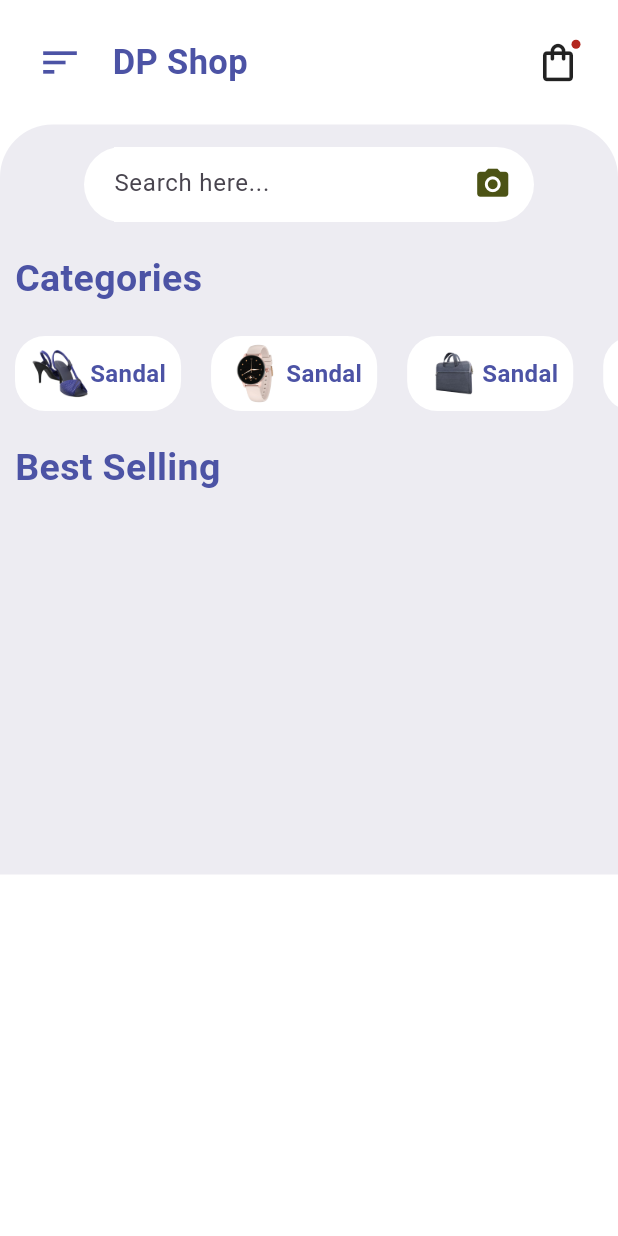
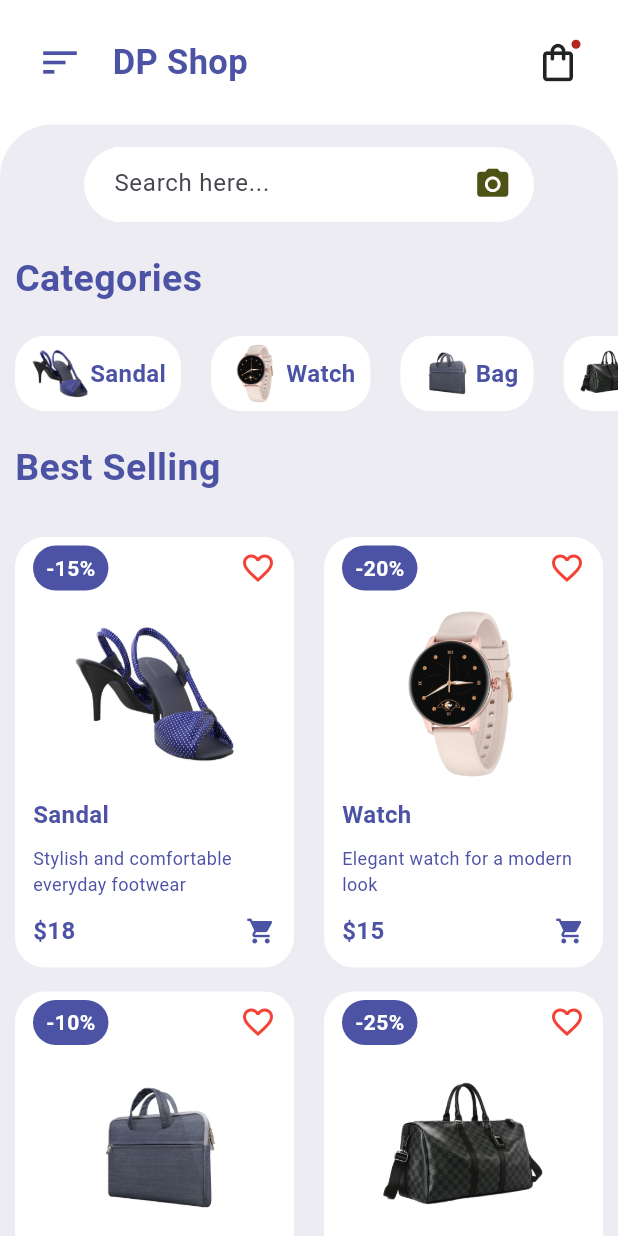
Before and after one commit to wahidc/flutter-ui-design, a Flutter app: the screen it shows after launch, on a phone screen of 412 x 824 dp. Run offline on Flutter 3.47's test engine with Material 3 defaults, Android fonts, the phone set to English and light mode, and no system bars; our stand-ins replace flutter_rating_bar; missing offline and left inert: clippy_flutter.

Commit message:
Add product data and implement ItemsWidget for displaying products

```diff
--- a/shopping_app_02/lib/Pages/home_page.dart
+++ b/shopping_app_02/lib/Pages/home_page.dart
@@ -1,6 +1,7 @@
 import 'package:flutter/material.dart';
 import 'package:shopping_app_02/Widget/categories_widget.dart';
 import 'package:shopping_app_02/Widget/home_app_bar.dart';
+import 'package:shopping_app_02/Widget/items_widget.dart';
 //import 'package:';
 
 class HomePage extends StatelessWidget {
@@ -12,8 +13,8 @@ class HomePage extends StatelessWidget {
           HomeAppBar(),
           Container(
             // temp height
-            height: 500,
-            //
+            //height: 500,
+
             padding: EdgeInsets.only(top: 15),
             decoration: BoxDecoration(
               color: Color(0xFFEDECF2),
@@ -81,7 +82,10 @@ class HomePage extends StatelessWidget {
                       color: Color(0xFF4C53A5),
                     ),
                   ),
-                )
+                ),
+
+                // Items Widget
+                ItemsWidget(),
               ],
             ),
           ),
--- /dev/null
+++ b/shopping_app_02/lib/Pages/product_data.dart
@@ -0,0 +1,58 @@
+final List<Map<String, dynamic>> products = [
+  {
+    "image": "assets/images/1.png",
+    "title": "Sandal",
+    "description": "Stylish and comfortable everyday footwear",
+    "price": 18,
+    "rating": 3.0,
+    "discount": "-15%",
+  },
+  {
+    "image": "assets/images/2.png",
+    "title": "Watch",
+    "description": "Elegant watch for a modern look",
+    "price": 15,
+    "rating": 4.0,
+    "discount": "-20%",
+  },
+  {
+    "image": "assets/images/3.png",
+    "title": "Bag",
+    "description": "Trendy bag with spacious storage",
+    "price": 20,
+    "rating": 5.0,
+    "discount": "-10%",
+  },
+  {
+    "image": "assets/images/4.png",
+    "title": "Vanity",
+    "description": "Compact vanity for everyday essentials",
+    "price": 10,
+    "rating": 4.0,
+    "discount": "-25%",
+  },
+  {
+    "image": "assets/images/5.png",
+    "title": "Pink Bag",
+    "description": "Cute pink bag with stylish design",
+    "price": 13,
+    "rating": 3.0,
+    "discount": "-15%",
+  },
+  {
+    "image": "assets/images/1.png",
+    "title": "Heel",
+    "description": "Elegant heels for a stylish look",
+    "price": 18,
+    "rating": 3.0,
+    "discount": "-30%",
+  },
+  {
+    "image": "assets/images/7.png",
+    "title": "Smart Watch",
+    "description": "Smart features with stylish modern design",
+    "price": 13,
+    "rating": 3.0,
+    "discount": "-20%",
+  },
+];
--- a/shopping_app_02/lib/Widget/categories_widget.dart
+++ b/shopping_app_02/lib/Widget/categories_widget.dart
@@ -1,4 +1,5 @@
 import 'package:flutter/material.dart';
+import 'package:shopping_app_02/Pages/product_data.dart';
 
 class CategoriesWidget extends StatelessWidget {
   const CategoriesWidget({super.key});
@@ -9,7 +10,7 @@ class CategoriesWidget extends StatelessWidget {
       scrollDirection: Axis.horizontal,
       child: Row(
         children: [
-          for(int i=1; i<8; i++)
+          for(int i=0; i<products.length; i++)
           Container(
 
             margin: EdgeInsets.symmetric(horizontal: 10),
@@ -21,12 +22,12 @@ class CategoriesWidget extends StatelessWidget {
             child: Row(
               children: [
                 Image.asset(
-                  "assets/images/$i.png",
+                  products[i]["image"],
                   width: 40,
                   height: 40,
                 ),
                 Text(
-                  "Sandal",
+                  products[i]["title"],
                   style: TextStyle(
                     fontWeight: FontWeight.bold,
                     fontSize: 16,
--- /dev/null
+++ b/shopping_app_02/lib/Widget/items_widget.dart
@@ -0,0 +1,100 @@
+import 'package:flutter/material.dart';
+import 'package:shopping_app_02/Pages/product_data.dart';
+
+class ItemsWidget extends StatelessWidget {
+  @override
+  Widget build(BuildContext context) {
+    return GridView.count(
+      childAspectRatio: 0.68,
+      // it disable the scoll functionality of grid view , then it will scroll in list view of home page
+      physics: NeverScrollableScrollPhysics(),
+      crossAxisCount: 2,
+      shrinkWrap: true,
+
+      children: [
+        for(int i=0; i<products.length; i++)
+        Container(
+          padding: EdgeInsets.only(left: 12, top: 5, right: 12, bottom: 2),
+          margin: EdgeInsets.symmetric(vertical: 8, horizontal: 10),
+          decoration: BoxDecoration(
+            color: Colors.white,
+            borderRadius: BorderRadius.circular(20),
+          ),
+          child: Column(
+            mainAxisAlignment: MainAxisAlignment.spaceAround,
+            children: [
+              Row(
+                mainAxisAlignment: MainAxisAlignment.spaceBetween,
+                children: [
+                  Container(
+                    padding: EdgeInsets.all(5),
+                    decoration: BoxDecoration(
+                      color: Color(0xFF4C53A5),
+                      borderRadius: BorderRadius.circular(20),
+                    ),
+                    child: Text(
+                      " ${products[i]["discount"]} ",
+                      style: TextStyle(
+                        fontSize: 14,
+                        color: Colors.white,
+                        fontWeight: FontWeight.bold,
+                      ),
+                    ),
+                  ),
+                  Icon(Icons.favorite_border, color: Colors.red),
+                ],
+              ),
+
+              InkWell(
+                onTap: () {},
+                child: Container(
+                  color: Colors.white,
+                  margin: EdgeInsets.all(10),
+                  child: Image.asset(
+                    products[i]["image"],
+                    height: 115,
+                    width: 115,
+                  ),
+                ),
+              ),
+              Container(
+                padding: EdgeInsets.only(bottom: 8),
+                alignment: Alignment.centerLeft,
+                child: Text(
+                  products[i]["title"],
+                  style: TextStyle(fontSize: 16, color: Color(0xFF4C53A5), fontWeight: FontWeight.bold),
+                ),
+              ),
+              Text(
+                  products[i]["description"],
+                  style: TextStyle(fontSize: 12, color: Color(0xFF4C53A5)),
+                ),
+
+              Padding(
+                padding: EdgeInsets.symmetric(vertical: 10),
+                child: Row(
+                  mainAxisAlignment: MainAxisAlignment.spaceBetween,
+                  children: [
+                    Text(
+                      "\$${products[i]["price"]}",
+                      style: TextStyle(
+                        fontSize: 16,
+                        fontWeight: FontWeight.bold,
+                        color: Color(0xFF4C53A5),
+                      ),
+                    ),
+                    Icon(
+                      Icons.shopping_cart,
+                      size: 20,
+                      color: Color(0xFF4C53A5),
+                    )
+                  ],
+                ),
+              ),
+            ],
+          ),
+        ),
+      ],
+    );
+  }
+}
```
